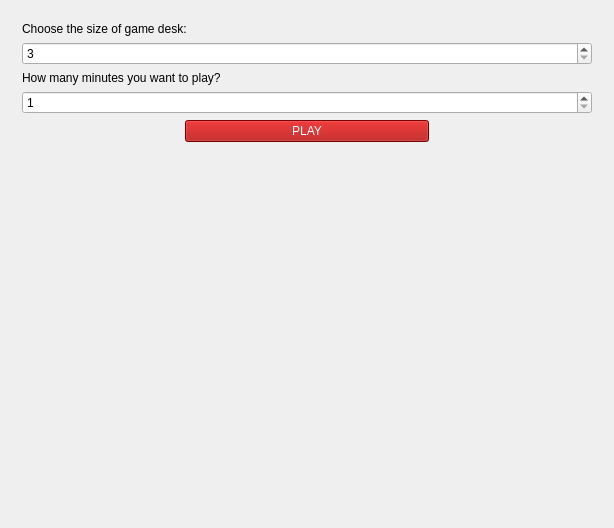
Qt form src/gui/MainWindow.ui (zer0main/bin_game_mvc) before a commit.
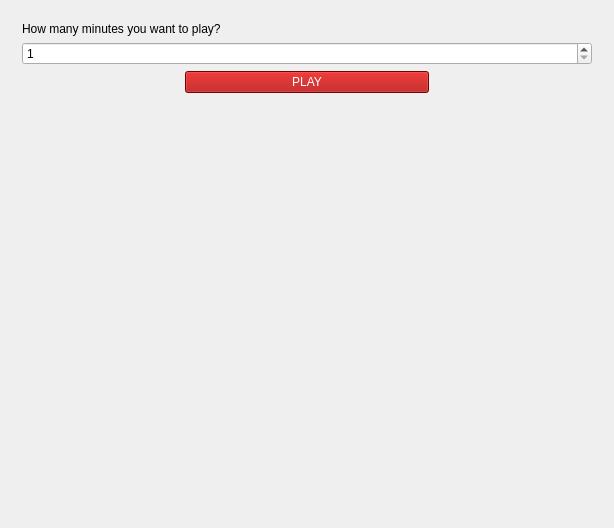
The same form after that commit. The open tabs and pages were chosen to show the change.

Commit message: GUI: choose the size of game desk on one page

What changed in the file:
```diff
--- a/src/gui/MainWindow.ui
+++ b/src/gui/MainWindow.ui
@@ -242,7 +242,7 @@
       </widget>
       <widget class="QWidget" name="timeInputpage">
        <layout class="QGridLayout" name="gridLayout_5">
-        <item row="6" column="0">
+        <item row="4" column="0">
          <layout class="QHBoxLayout" name="horizontalLayout_4" stretch="2,3,2">
           <item>
            <spacer name="horizontalSpacer_6">
@@ -286,7 +286,7 @@
           </item>
          </layout>
         </item>
-        <item row="4" column="0">
+        <item row="2" column="0">
          <widget class="QLabel" name="label_3">
           <property name="text">
            <string>How many minutes you want to play?</string>
@@ -294,16 +294,6 @@
          </widget>
         </item>
         <item row="3" column="0">
-         <widget class="QSpinBox" name="spinBox_3">
-          <property name="minimum">
-           <number>3</number>
-          </property>
-          <property name="maximum">
-           <number>16</number>
-          </property>
-         </widget>
-        </item>
-        <item row="5" column="0">
          <widget class="QSpinBox" name="spinBox_2">
           <property name="minimum">
            <number>1</number>
@@ -313,7 +303,7 @@
           </property>
          </widget>
         </item>
-        <item row="7" column="0">
+        <item row="5" column="0">
          <spacer name="verticalSpacer_4">
           <property name="orientation">
            <enum>Qt::Vertical</enum>
@@ -326,13 +316,6 @@
           </property>
          </spacer>
         </item>
-        <item row="2" column="0">
-         <widget class="QLabel" name="label_2">
-          <property name="text">
-           <string>Choose the size of game desk: </string>
-          </property>
-         </widget>
-        </item>
        </layout>
       </widget>
       <widget class="QWidget" name="winInputpage">
```
Left out of the diff: 25 changed lines with no effect on the pictures.
